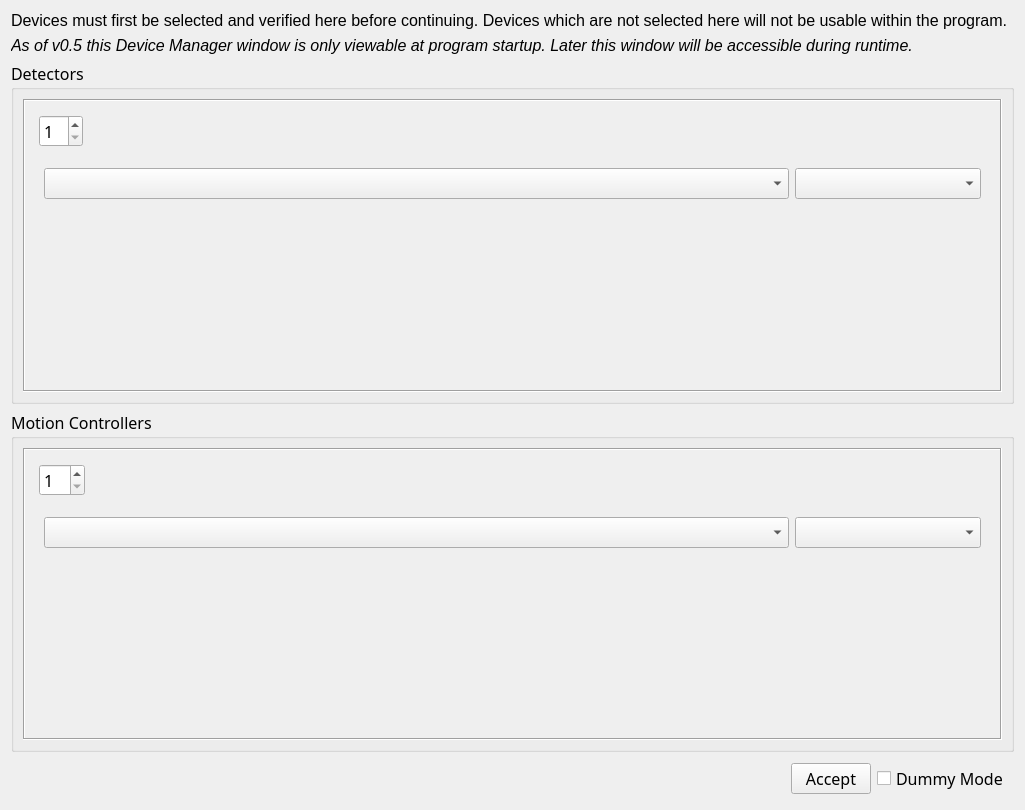
Qt form ui/device_manager.ui (mitbailey/MMC) before a commit.
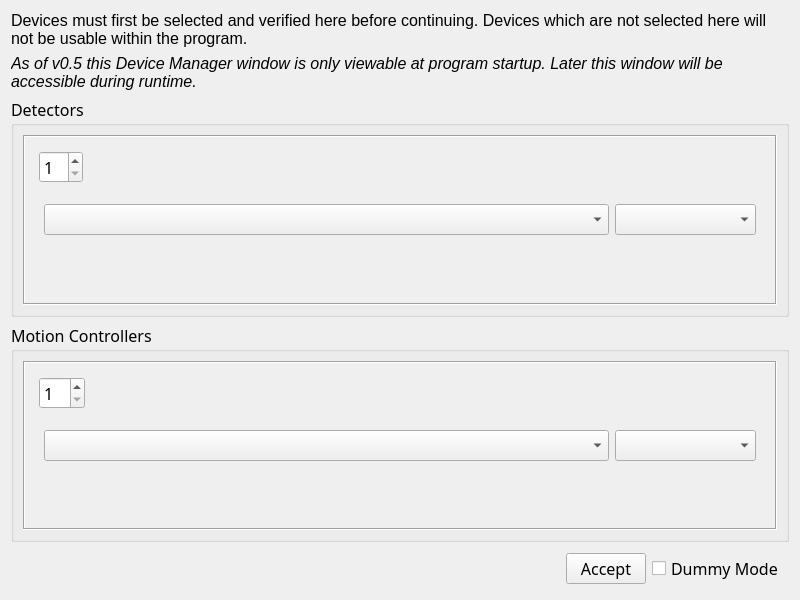
The same form after that commit.

Commit message: Finalized the look and layout of the main window, making the buttons more accessible, titles more accurate, and added collapsible motion control sections.

The edit to the form file:
```diff
--- a/ui/device_manager.ui
+++ b/ui/device_manager.ui
@@ -6,8 +6,8 @@
    <rect>
     <x>0</x>
     <y>0</y>
-    <width>1025</width>
-    <height>810</height>
+    <width>800</width>
+    <height>600</height>
    </rect>
   </property>
   <property name="sizePolicy">
@@ -102,8 +102,8 @@
           <rect>
            <x>0</x>
            <y>0</y>
-           <width>983</width>
-           <height>299</height>
+           <width>758</width>
+           <height>173</height>
           </rect>
          </property>
          <layout class="QVBoxLayout" name="verticalLayout_4">
@@ -238,8 +238,8 @@
           <rect>
            <x>0</x>
            <y>0</y>
-           <width>983</width>
-           <height>298</height>
+           <width>758</width>
+           <height>172</height>
           </rect>
          </property>
          <layout class="QVBoxLayout" name="verticalLayout_3">
```
The commit also changes 2 other files.
